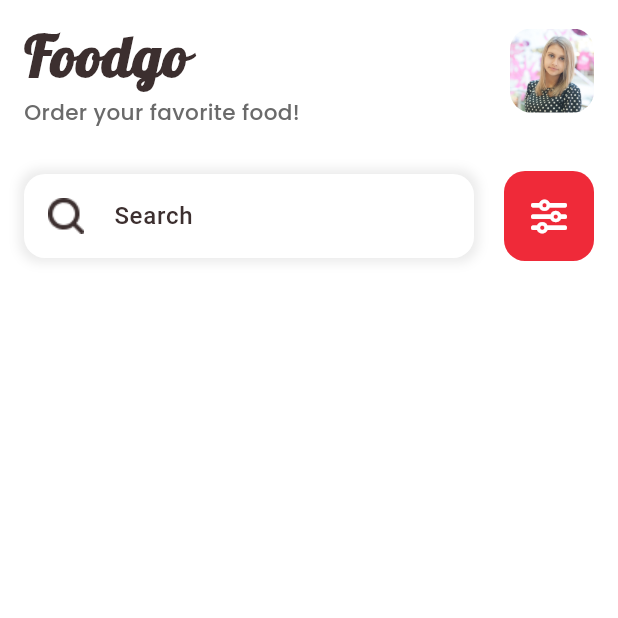
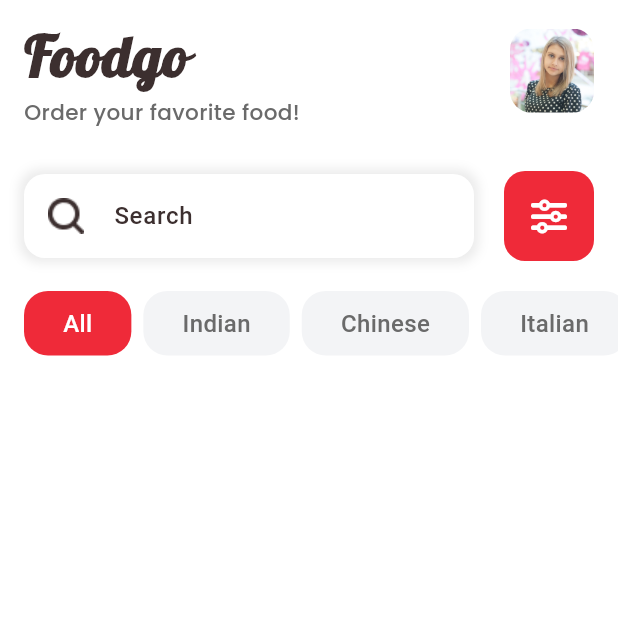
Before and after one commit to ElDaly15/Foodgo, a Flutter app: the screen it shows after launch, on a phone screen of 412 x 824 dp, the top half of it. Run offline on Flutter 3.47's test engine with Material 3 defaults, Android fonts, the phone set to English and light mode, and no system bars; our stand-ins replace device_preview, font_awesome_flutter.

Commit message:
Add Custom Category Item and ListView Widgets to Home View
Created a new `CustomCategoryItem` widget to display category items with animated styling based on selection status. Implemented a `CustomCategoryListView` to manage and display a list of categories, allowing users to select a category and update the UI accordingly. Integrated these new widgets into the `HomeViewBody` to enhance the home screen's functionality and user experience.

```diff
--- /dev/null
+++ b/lib/featuers/home/presentation/views/widgets/custom_category_item.dart
@@ -0,0 +1,34 @@
+import 'package:flutter/material.dart';
+import 'package:foodgo/core/utils/styles.dart';
+
+class CustomCategoryItem extends StatefulWidget {
+  const CustomCategoryItem(
+      {super.key, required this.title, required this.isChecked});
+  final String title;
+  final bool isChecked;
+
+  @override
+  // ignore: library_private_types_in_public_api
+  _CustomCategoryItemState createState() => _CustomCategoryItemState();
+}
+
+class _CustomCategoryItemState extends State<CustomCategoryItem> {
+  @override
+  Widget build(BuildContext context) {
+    return AnimatedContainer(
+      duration: const Duration(milliseconds: 300),
+      padding: const EdgeInsets.symmetric(horizontal: 26, vertical: 10),
+      decoration: BoxDecoration(
+        borderRadius: BorderRadius.circular(16),
+        color: widget.isChecked
+            ? const Color(0xffEF2A39)
+            : const Color(0xffF3F4F6),
+      ),
+      child: Text(
+        widget.title,
+        style: TextStyles.font20Medium(context).copyWith(
+            color: widget.isChecked ? Colors.white : const Color(0xff6A6A6A)),
+      ),
+    );
+  }
+}
--- /dev/null
+++ b/lib/featuers/home/presentation/views/widgets/custom_category_list_view.dart
@@ -0,0 +1,56 @@
+import 'package:flutter/material.dart';
+import 'package:foodgo/featuers/home/presentation/views/widgets/custom_category_item.dart';
+
+class CustomCategoryListView extends StatefulWidget {
+  const CustomCategoryListView({super.key});
+
+  @override
+  State<CustomCategoryListView> createState() => _CustomCategoryListViewState();
+}
+
+class _CustomCategoryListViewState extends State<CustomCategoryListView> {
+  List<String> titles = const [
+    'All',
+    'Indian',
+    'Chinese',
+    'Italian',
+    'Mexican',
+    'Thai',
+    'Japanese',
+    'Korean',
+    'Vietnamese',
+    'French',
+  ];
+
+  int currentIndex = 0;
+
+  @override
+  Widget build(BuildContext context) {
+    return SizedBox(
+      height: 43,
+      child: ListView.builder(
+          scrollDirection: Axis.horizontal,
+          itemCount: titles.length,
+          itemBuilder: (context, index) {
+            return Padding(
+              padding: index == 0
+                  ? const EdgeInsets.only(right: 8, left: 16)
+                  : index == titles.length - 1
+                      ? const EdgeInsets.only(right: 16)
+                      : const EdgeInsets.only(right: 8),
+              child: GestureDetector(
+                onTap: () {
+                  setState(() {
+                    currentIndex = index;
+                  });
+                },
+                child: CustomCategoryItem(
+                  isChecked: index == currentIndex,
+                  title: titles[index],
+                ),
+              ),
+            );
+          }),
+    );
+  }
+}
--- a/lib/featuers/home/presentation/views/widgets/home_view_body.dart
+++ b/lib/featuers/home/presentation/views/widgets/home_view_body.dart
@@ -1,4 +1,5 @@
 import 'package:flutter/material.dart';
+import 'package:foodgo/featuers/home/presentation/views/widgets/custom_category_list_view.dart';
 import 'package:foodgo/featuers/home/presentation/views/widgets/custom_home_app_bar.dart';
 import 'package:foodgo/featuers/home/presentation/views/widgets/custom_search_bar.dart';
 
@@ -7,20 +8,37 @@ class HomeViewBody extends StatelessWidget {
 
   @override
   Widget build(BuildContext context) {
-    return const Padding(
-      padding: EdgeInsets.symmetric(horizontal: 16),
-      child: Column(
-        children: [
-          SafeArea(
+    return const CustomScrollView(
+      slivers: [
+        SliverToBoxAdapter(
+          child: SafeArea(
             child: SizedBox(),
           ),
-          CustomHomeAppBar(),
-          SizedBox(
+        ),
+        SliverToBoxAdapter(
+          child: Padding(
+            padding: EdgeInsets.symmetric(horizontal: 16),
+            child: CustomHomeAppBar(),
+          ),
+        ),
+        SliverToBoxAdapter(
+          child: SizedBox(
             height: 20,
           ),
-          CustomSearchBar(),
-        ],
-      ),
+        ),
+        SliverToBoxAdapter(
+          child: Padding(
+            padding: EdgeInsets.symmetric(horizontal: 16),
+            child: CustomSearchBar(),
+          ),
+        ),
+        SliverToBoxAdapter(
+          child: SizedBox(
+            height: 20,
+          ),
+        ),
+        SliverToBoxAdapter(child: CustomCategoryListView()),
+      ],
     );
   }
 }
```
